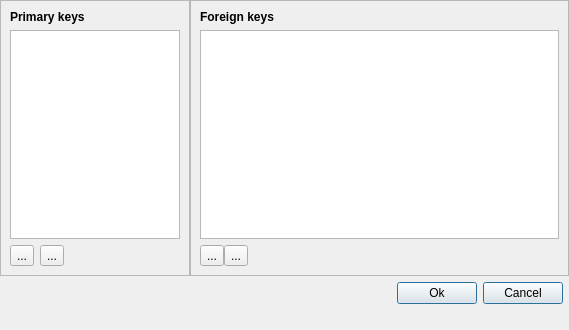
The window that spinetoolbox/ui/edit_datapackage_keys.ui (spine-tools/Spine-Toolbox) describes before a commit, drawn with Qt 5.
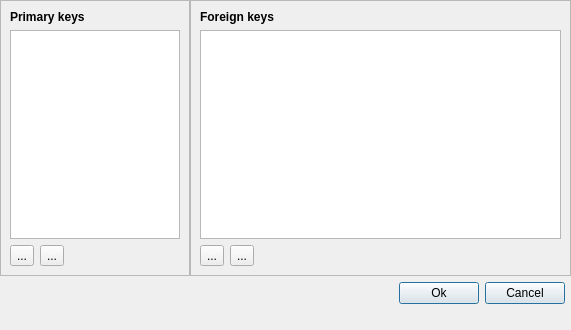
The same window after the commit. Icons and pictures are not drawn. Custom widgets are drawn as their Qt base class.

Patch:
```diff
--- a/spinetoolbox/ui/edit_datapackage_keys.ui
+++ b/spinetoolbox/ui/edit_datapackage_keys.ui
@@ -29,7 +29,7 @@
    <rect>
     <x>0</x>
     <y>0</y>
-    <width>569</width>
+    <width>571</width>
     <height>330</height>
    </rect>
   </property>
@@ -229,7 +229,7 @@
         <item>
          <layout class="QHBoxLayout" name="horizontalLayout_2">
           <property name="spacing">
-           <number>0</number>
+           <number>6</number>
           </property>
           <item>
            <widget class="QToolButton" name="toolButton_add_fk">
```
Left out of the diff: 2 changed lines with no effect on the pictures.
